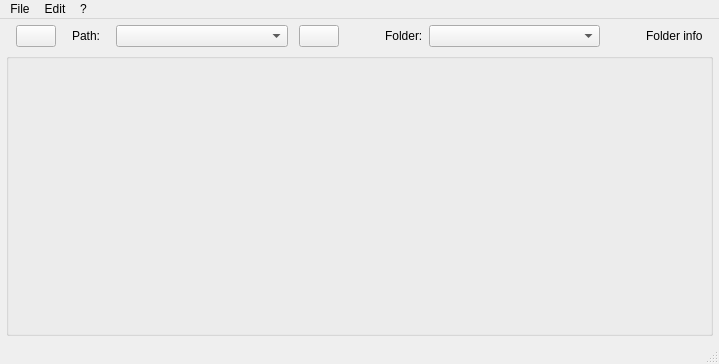
BCDA-APS/mdaviz, file mdaviz/resources/mainwindow.ui: the form before one commit.
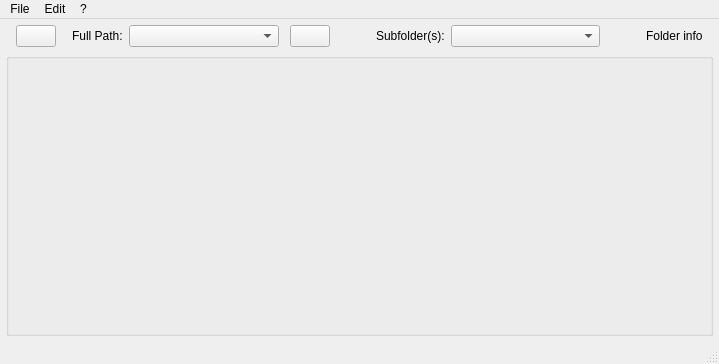
The form after the commit. Icons and pictures are not drawn.

Commit message: MTN update UI and tooltips

```diff
--- a/mdaviz/resources/mainwindow.ui
+++ b/mdaviz/resources/mainwindow.ui
@@ -75,7 +75,7 @@
       <item>
        <widget class="QLabel" name="folder_label">
         <property name="text">
-         <string>Path:   </string>
+         <string>Full Path:</string>
         </property>
        </widget>
       </item>
@@ -132,7 +132,7 @@
       <item>
        <widget class="QLabel" name="subfolder_label">
         <property name="text">
-         <string>Folder:</string>
+         <string>Subfolder(s):</string>
         </property>
        </widget>
       </item>
```
Left out of the diff: 12 changed lines with no effect on the pictures. The commit also changes 1 other file.
